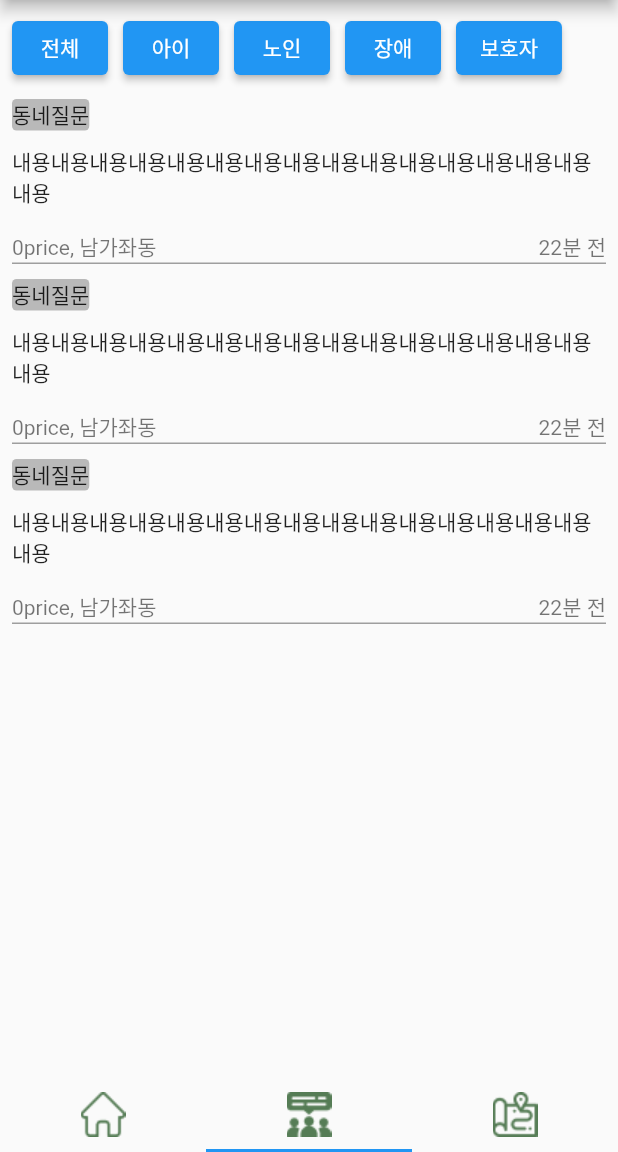
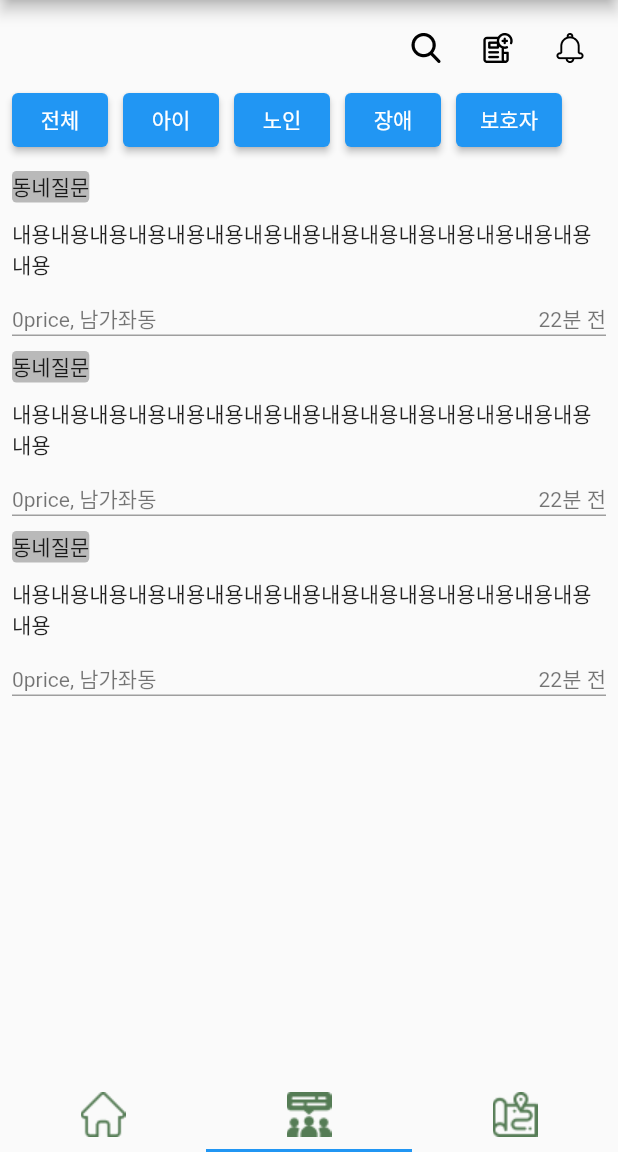
Before and after one commit to SeungJu972/mappage, a Flutter app: the screen it shows after launch, item 2 of the bottom bar chosen, on a phone screen of 412 x 824 dp, the part 84-1236 px from its top. Run offline on Flutter 3.47's test engine with Material 2 defaults, Android fonts, the light colour scheme and no system bars; our stand-ins replace google_maps_flutter.

Commit message:
이미지 추가 및 커뮤니티 상세화면 버튼 연결

```diff
--- a/lib/Community/sub/Community.dart
+++ b/lib/Community/sub/Community.dart
@@ -16,7 +16,7 @@ class _CommunityState extends State<Community> {
           leading:IconButton(//상단 좌측
              icon: Icon(Icons.close, color: Colors.black,),
              onPressed: (){
-              print('Back Button is Cliked');
+              Navigator.pop(context);
              },
              ),
         title:
--- a/lib/Community/sub/Community2.dart
+++ b/lib/Community/sub/Community2.dart
@@ -17,7 +17,7 @@ class _Community2State extends State<Community2> {
           leading:IconButton(//상단 좌측
              icon: Icon(Icons.arrow_back_ios, color: Colors.black,),
              onPressed: (){
-              print('Back Button is Cliked');
+              Navigator.pop(context);
              },
              ),
         title:
--- a/lib/Community/sub/Community4.dart
+++ b/lib/Community/sub/Community4.dart
@@ -16,7 +16,7 @@ class _Community4State extends State<Community4> {
           leading:IconButton(//상단 좌측
              icon: Icon(Icons.arrow_back_ios, color: Colors.black,),
              onPressed: (){
-              print('Back Button is Cliked');
+               Navigator.pop(context);
              },
              ),
         title:
--- a/lib/Community/tab_commu.dart
+++ b/lib/Community/tab_commu.dart
@@ -1,17 +1,50 @@
 import 'package:flutter/cupertino.dart';
 import 'package:flutter/material.dart';
+import 'package:mappage/Community/sub/Community.dart';
+import 'package:mappage/Community/sub/Community2.dart';
 import 'package:mappage/Community/sub/Community3.dart';
+import 'package:flutter/material.dart';
+import 'package:mappage/Community/sub/Community4.dart';
+
 
 class Tabcommu extends StatelessWidget{
 
   @override
   Widget build(BuildContext context) {
-    return const Center(
+    return Center(
       child : Padding(
       padding: EdgeInsets.all(8.0),
-      child: Column(
-
+      child: ListView(
         children: [
+          Row(
+              mainAxisAlignment: MainAxisAlignment.end,
+              children: [
+                IconButton(onPressed: (){
+                  Navigator.push(context, MaterialPageRoute(builder: (context)=>Community4()));
+                }, icon:  Image.asset(
+              "repo/images/search.png",
+              width: 20,
+              height: 20,
+            ),
+                ),
+                IconButton(onPressed: (){
+                  Navigator.push(context, MaterialPageRoute(builder: (context)=>Community()));
+                }, icon:  Image.asset(
+                  "repo/images/newspaper.png",
+                  width: 20,
+                  height: 20,
+                ),
+                ),
+                IconButton(onPressed: (){
+                  Navigator.push(context, MaterialPageRoute(builder: (context)=>Community2()));
+                }, icon:  Image.asset(
+                  "repo/images/alaram.png",
+                  width: 20,
+                  height: 20,
+                ),
+                ),
+          ],
+          ),
           makeButton(),
           post(),
           post(),
--- a/pubspec.yaml
+++ b/pubspec.yaml
@@ -68,6 +68,8 @@ flutter:
     - repo/images/alaram.png
     - repo/images/pic.png
     - repo/images/add.png
+    - repo/images/newspaper.png
+    - repo/images/search.png
 #에셋추가시 - 다음 띄우고 입력할것
   # To add assets to your application, add an assets section, like this:
   # assets:
```
Also changed, not shown: repo/images/newspaper.png (added), repo/images/search.png (added).
